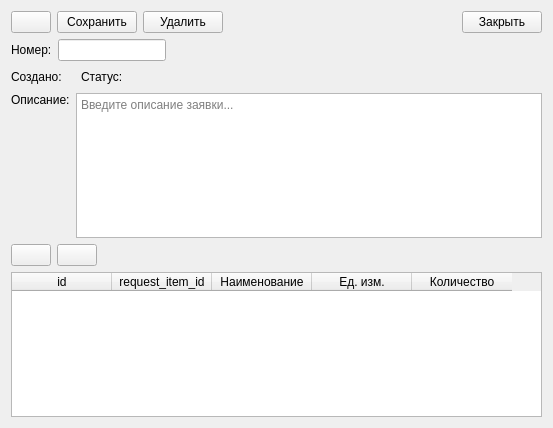
Qt form interfaces/create_invoice.ui (RichCake/Kursovoj-proekt-Karpov-313IS) before a commit.
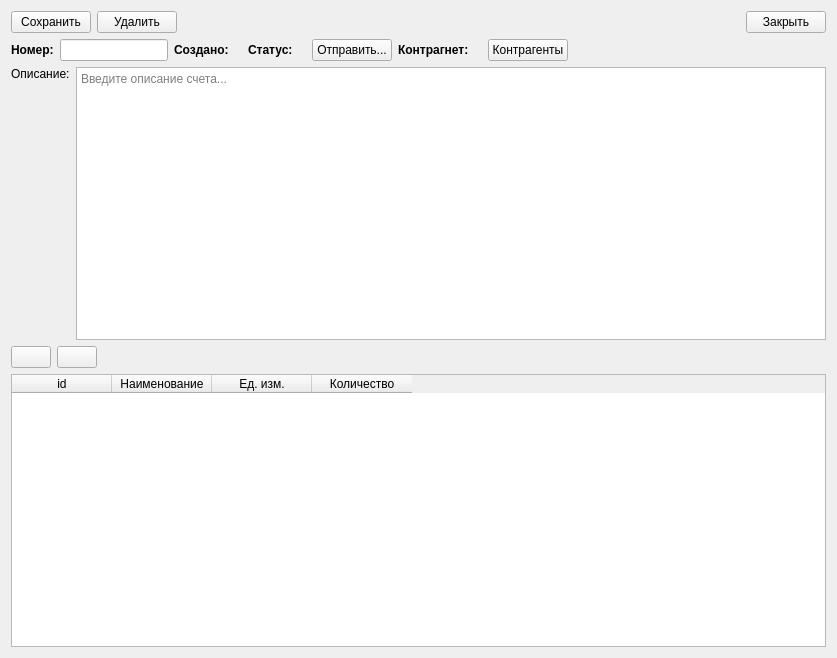
The same form after that commit. Icons and pictures are not drawn.

What changed in the file:
```diff
--- a/interfaces/create_invoice.ui
+++ b/interfaces/create_invoice.ui
@@ -6,8 +6,8 @@
    <rect>
     <x>0</x>
     <y>0</y>
-    <width>553</width>
-    <height>428</height>
+    <width>837</width>
+    <height>658</height>
    </rect>
   </property>
   <property name="windowTitle">
@@ -16,16 +16,6 @@
   <layout class="QVBoxLayout" name="verticalLayout">
    <item>
     <layout class="QHBoxLayout" name="horizontalLayout_3">
-     <item>
-      <widget class="QPushButton" name="menu_btn">
-       <property name="text">
-        <string/>
-       </property>
-       <property name="icon">
-        <iconset theme="QIcon::ThemeIcon::GoHome"/>
-       </property>
-      </widget>
-     </item>
      <item>
       <widget class="QPushButton" name="save_btn">
        <property name="text">
@@ -71,44 +61,38 @@
      </item>
     </layout>
    </item>
-   <item>
-    <layout class="QHBoxLayout" name="horizontalLayout_7">
-     <item>
-      <widget class="QLabel" name="label_4">
-       <property name="text">
-        <string>Номер:</string>
-       </property>
-      </widget>
-     </item>
-     <item>
-      <widget class="QLineEdit" name="num_edit">
-       <property name="sizePolicy">
-        <sizepolicy hsizetype="Preferred" vsizetype="Fixed">
-         <horstretch>0</horstretch>
-         <verstretch>0</verstretch>
-        </sizepolicy>
-       </property>
-      </widget>
-     </item>
-     <item>
-      <spacer name="horizontalSpacer_4">
-       <property name="orientation">
-        <enum>Qt::Orientation::Horizontal</enum>
-       </property>
-       <property name="sizeHint" stdset="0">
-        <size>
-         <width>40</width>
-         <height>20</height>
-        </size>
-       </property>
-      </spacer>
-     </item>
-    </layout>
-   </item>
    <item>
     <layout class="QHBoxLayout" name="horizontalLayout_6">
      <item>
       <layout class="QHBoxLayout" name="horizontalLayout_4">
+       <item>
+        <widget class="QLabel" name="label_5">
+         <property name="sizePolicy">
+          <sizepolicy hsizetype="Fixed" vsizetype="Preferred">
+           <horstretch>0</horstretch>
+           <verstretch>0</verstretch>
+          </sizepolicy>
+         </property>
+         <property name="font">
+          <font>
+           <bold>true</bold>
+          </font>
+         </property>
+         <property name="text">
+          <string>Номер:</string>
+         </property>
+        </widget>
+       </item>
+       <item>
+        <widget class="QLineEdit" name="name_edit">
+         <property name="sizePolicy">
+          <sizepolicy hsizetype="Fixed" vsizetype="Fixed">
+           <horstretch>0</horstretch>
+           <verstretch>0</verstretch>
+          </sizepolicy>
+         </property>
+        </widget>
+       </item>
        <item>
         <widget class="QLabel" name="label_2">
          <property name="sizePolicy">
@@ -117,6 +101,11 @@
            <verstretch>0</verstretch>
           </sizepolicy>
          </property>
+         <property name="font">
+          <font>
+           <bold>true</bold>
+          </font>
+         </property>
          <property name="text">
           <string>Создано:</string>
          </property>
@@ -141,6 +130,11 @@
            <verstretch>0</verstretch>
           </sizepolicy>
          </property>
+         <property name="font">
+          <font>
+           <bold>true</bold>
+          </font>
+         </property>
          <property name="text">
           <string>Статус:</string>
          </property>
@@ -153,6 +147,46 @@
          </property>
         </widget>
        </item>
+       <item>
+        <widget class="QPushButton" name="send_btn">
+         <property name="text">
+          <string>Отправить...</string>
+         </property>
+         <property name="icon">
+          <iconset theme="QIcon::ThemeIcon::DocumentSend"/>
+         </property>
+        </widget>
+       </item>
+       <item>
+        <widget class="QLabel" name="label_4">
+         <property name="font">
+          <font>
+           <bold>true</bold>
+           <kerning>true</kerning>
+          </font>
+         </property>
+         <property name="text">
+          <string>Контрагнет:</string>
+         </property>
+        </widget>
+       </item>
+       <item>
+        <widget class="QLabel" name="vendor_lbl">
+         <property name="text">
+          <string/>
+         </property>
+        </widget>
+       </item>
+       <item>
+        <widget class="QPushButton" name="vendor_btn">
+         <property name="text">
+          <string>Контрагенты</string>
+         </property>
+         <property name="icon">
+          <iconset theme="QIcon::ThemeIcon::EditFind"/>
+         </property>
+        </widget>
+       </item>
        <item>
         <spacer name="horizontalSpacer_3">
          <property name="orientation">
@@ -188,7 +222,7 @@
      <item>
       <widget class="QTextEdit" name="description_text">
        <property name="placeholderText">
-        <string>Введите описание заявки...</string>
+        <string>Введите описание счета...</string>
        </property>
       </widget>
      </item>
@@ -244,11 +278,6 @@
        <string>id</string>
       </property>
      </column>
-     <column>
-      <property name="text">
-       <string>request_item_id</string>
-      </property>
-     </column>
      <column>
       <property name="text">
        <string>Наименование</string>
```
